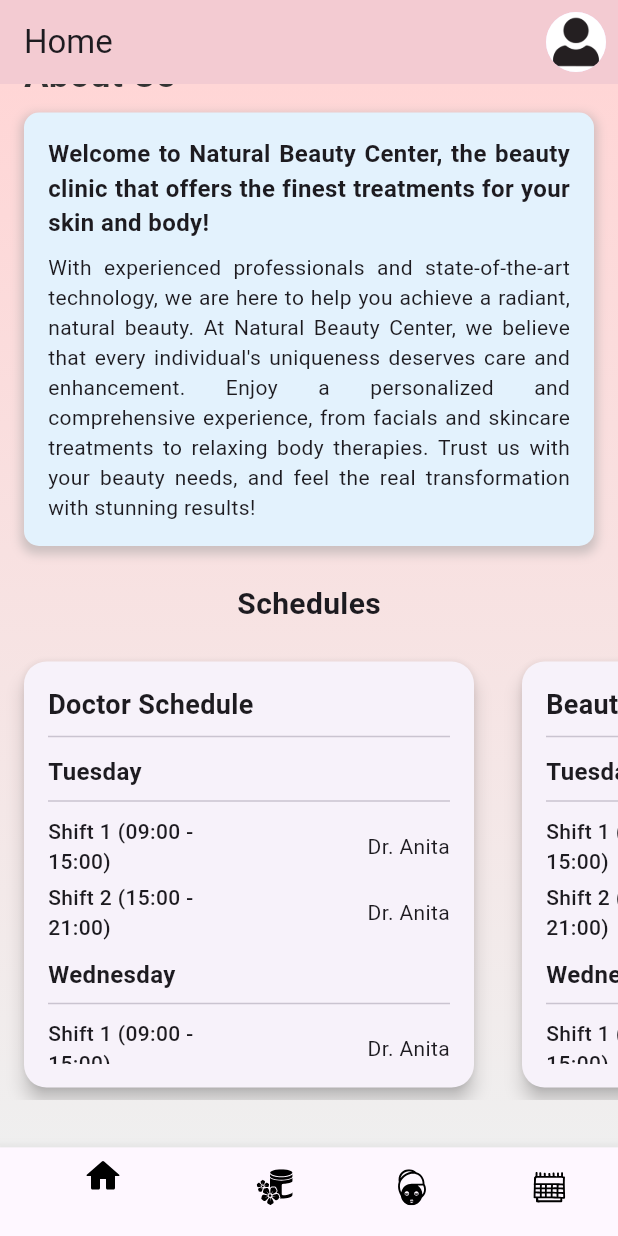
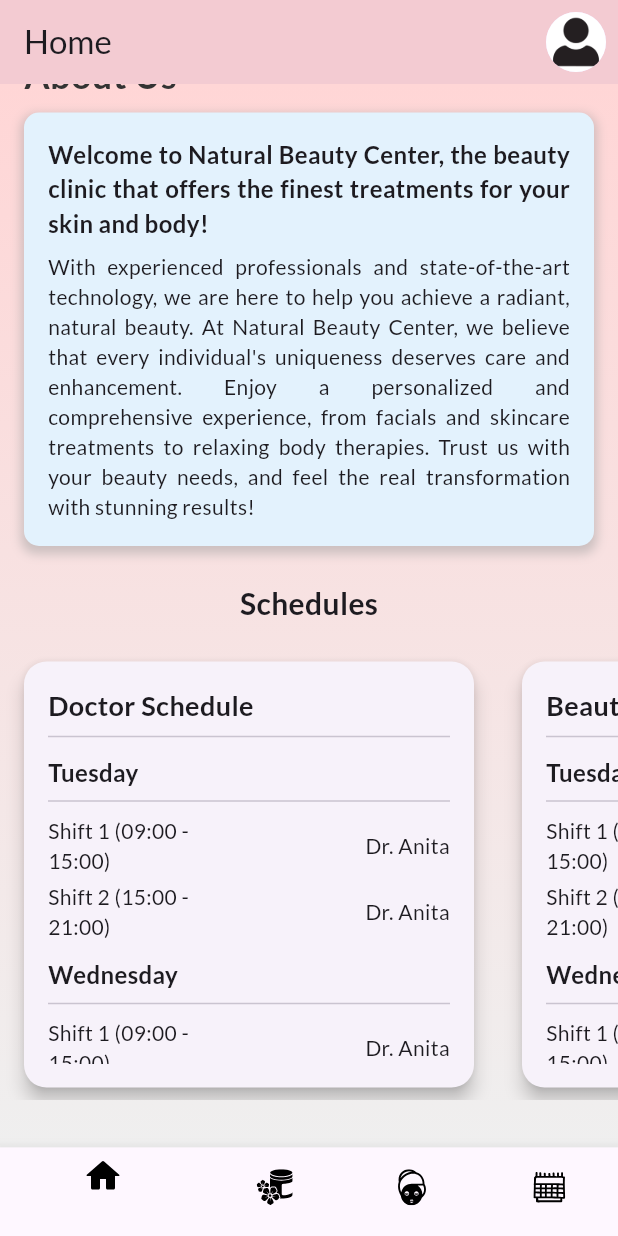
Before and after one commit to aximillian/p3l_mobile, a Flutter app: the screen it shows after launch, scrolled down 1042 dp, on a phone screen of 412 x 824 dp. Run offline on Flutter 3.47's test engine with Material 3 defaults, Android fonts, the phone set to English and light mode, and no system bars; our stand-ins replace carousel_slider, flutter_secure_storage, flutter_svg, fluttertoast, google_fonts, shared_preferences; network calls fail.

```diff
--- a/lib/screens/home_screen.dart
+++ b/lib/screens/home_screen.dart
@@ -18,6 +18,7 @@ import '../widgets/schedule_widgets.dart';
 import 'package:p3l_mobile/screens/treatment_detail_screen.dart';
 import 'package:p3l_mobile/screens/product_detail_screen.dart';
 import '../widgets/custom_search_field.dart';
+import 'package:google_fonts/google_fonts.dart';
 
 class HomeScreen extends StatefulWidget {
   const HomeScreen({super.key});
@@ -110,7 +111,7 @@ class _HomeScreenState extends State<HomeScreen> {
 
     return Scaffold(
       appBar: AppBar(
-        title: const Text('Home'),
+        title: Text('Home', style: GoogleFonts.lato()),
         backgroundColor: AppTheme.pinkColor,
         automaticallyImplyLeading: false,
         actions: [
@@ -196,10 +197,10 @@ class _HomeScreenState extends State<HomeScreen> {
                 const CircularProgressIndicator()
               else if (_searchController.text.isNotEmpty && (_searchTreatmentResults.isNotEmpty || _searchProductResults.isNotEmpty)) ...[
                 if (_searchTreatmentResults.isNotEmpty) ...[
-                  const Padding(
-                    padding: EdgeInsets.symmetric(vertical: 8.0),
+                  Padding(
+                    padding: const EdgeInsets.symmetric(vertical: 8.0),
                     child: Text('Treatment Results:',
-                      style: TextStyle(
+                      style: GoogleFonts.lato(
                         fontSize: 18, fontWeight: FontWeight.bold
                       )
                     ),
@@ -240,10 +241,10 @@ class _HomeScreenState extends State<HomeScreen> {
                 ],
                 const SizedBox(height: 16),
                 if (_searchProductResults.isNotEmpty) ...[
-                  const Padding(
-                    padding: EdgeInsets.symmetric(vertical: 8.0),
+                  Padding(
+                    padding: const EdgeInsets.symmetric(vertical: 8.0),
                     child: Text('Product Results:',
-                      style: TextStyle(
+                      style: GoogleFonts.lato(
                         fontSize: 18, fontWeight: FontWeight.bold
                       )
                     ),
@@ -287,13 +288,13 @@ class _HomeScreenState extends State<HomeScreen> {
                   padding: const EdgeInsets.symmetric(vertical: 20.0),
                   child: Column(
                     children: [
-                      Icon(Icons.search_off, size: 80, color: Colors.grey),
+                      const Icon(Icons.search_off, size: 80, color: Colors.grey),
                       const SizedBox(height: 10),
                       Text(
                         _searchType == 'Treatment'
                           ? 'No treatments found with that name'
                           : 'No products found with that name',
-                        style: const TextStyle(
+                        style: GoogleFonts.lato(
                           fontSize: 18,
                           fontWeight: FontWeight.bold,
                           color: Colors.grey,
@@ -306,18 +307,18 @@ class _HomeScreenState extends State<HomeScreen> {
                 const CarouselSliderWidget(),
                 RecommendedTreatmentsWidget(treatmentsFuture: _treatmentsFuture),
                 RecommendedProductsWidget(productsFuture: _productsFuture),
-                const Text(
+                Text(
                   'Meet Our Glowist',
-                  style: TextStyle(fontSize: 20.0, fontWeight: FontWeight.bold),
+                  style: GoogleFonts.lato(fontSize: 20.0, fontWeight: FontWeight.bold),
                 ),
                 const SizedBox(height: 16),
                 const MeetOurGlowistWidget(),
                 AboutUsWidget(),
                 const SizedBox(height: 16),
 
-                const Text(
+                Text(
                   'Schedules',
-                  style: TextStyle(fontSize: 20.0, fontWeight: FontWeight.bold),
+                  style: GoogleFonts.lato(fontSize: 20.0, fontWeight: FontWeight.bold),
                 ),
                 const SizedBox(height: 16),
                 const SchedulesWidget(),
--- a/lib/screens/product_screen.dart
+++ b/lib/screens/product_screen.dart
@@ -5,6 +5,7 @@ import 'package:p3l_mobile/widgets/bottom_navbar.dart';
 import '../services/product_service.dart';
 import '../widgets/product_card.dart';
 import 'product_detail_screen.dart';
+import 'package:intl/intl.dart';
 
 class ProductScreen extends StatefulWidget {
   const ProductScreen({super.key});
@@ -53,6 +54,7 @@ class _ProductScreenState extends State<ProductScreen> {
 
             } else {
               final products = snapshot.data!;
+              final formatter = NumberFormat.currency(locale: 'id_ID', symbol: 'Rp ', decimalDigits: 0);
 
               return Padding(
                 padding: const EdgeInsets.all(8.0),
@@ -85,7 +87,7 @@ class _ProductScreenState extends State<ProductScreen> {
                           child: ProductCard(
                             imageUrl: 'http://10.0.2.2:8000/images/produk/${product.gambarProduk}',
                             productName: product.namaProduk,
-                            price: 'Rp ${product.hargaProduk}',
+                            price: '${formatter.format(product.hargaProduk)},00',
                             stock: product.stockProduk.toString(),
                           ),
                         ),
--- a/lib/widgets/about_us_widget.dart
+++ b/lib/widgets/about_us_widget.dart
@@ -1,5 +1,5 @@
-
 import 'package:flutter/material.dart';
+import 'package:google_fonts/google_fonts.dart'; // Add this import
 import '../theme/app_theme.dart';
 
 class AboutUsWidget extends StatelessWidget {
@@ -10,9 +10,9 @@ class AboutUsWidget extends StatelessWidget {
       child: Column(
         crossAxisAlignment: CrossAxisAlignment.start,
         children: [
-          const Text(
+          Text(
             'About Us',
-            style: TextStyle(fontSize: 24.0, fontWeight: FontWeight.bold, color: AppTheme.blackColor),
+            style: GoogleFonts.lato(fontSize: 24.0, fontWeight: FontWeight.bold, color: AppTheme.blackColor),
           ),
           const SizedBox(height: 8),
           Container(
@@ -29,18 +29,18 @@ class AboutUsWidget extends StatelessWidget {
               ],
             ),
             padding: const EdgeInsets.all(16.0),
-            child: const Column(
+            child: Column(
               crossAxisAlignment: CrossAxisAlignment.start,
               children: [
                 Text(
                   'Welcome to Natural Beauty Center, the beauty clinic that offers the finest treatments for your skin and body!',
-                  style: TextStyle(fontSize: 16.0, fontWeight: FontWeight.bold),
+                  style: GoogleFonts.lato(fontSize: 16.0, fontWeight: FontWeight.bold),
                   textAlign: TextAlign.justify,
                 ),
-                SizedBox(height: 8),
+                const SizedBox(height: 8),
                 Text(
                   'With experienced professionals and state-of-the-art technology, we are here to help you achieve a radiant, natural beauty. At Natural Beauty Center, we believe that every individual\'s uniqueness deserves care and enhancement. Enjoy a personalized and comprehensive experience, from facials and skincare treatments to relaxing body therapies. Trust us with your beauty needs, and feel the real transformation with stunning results!',
-                  style: TextStyle(fontSize: 14.0),
+                  style: GoogleFonts.lato(fontSize: 14.0),
                   textAlign: TextAlign.justify,
                 ),
               ],
--- a/lib/widgets/custom_button.dart
+++ b/lib/widgets/custom_button.dart
@@ -1,5 +1,6 @@
 import 'package:flutter/material.dart';
 import 'package:p3l_mobile/theme/app_theme.dart';
+import 'package:google_fonts/google_fonts.dart'; // Import GoogleFonts
 
 // Widget untuk ElevatedButton yang dapat digunakan di berbagai tempat
 class CustomButton extends StatelessWidget {
@@ -34,7 +35,7 @@ class CustomButton extends StatelessWidget {
         ),
         child: Text(
           text,
-          style: TextStyle(
+          style: GoogleFonts.lato( // Apply GoogleFonts.lato
             color: textColor, // Set text color
             fontSize: textSize, // Set text size
           ),
--- a/lib/widgets/custom_search_field.dart
+++ b/lib/widgets/custom_search_field.dart
@@ -1,5 +1,6 @@
 import 'package:flutter/material.dart';
 import 'dart:async';
+import 'package:google_fonts/google_fonts.dart';
 
 class CustomSearchField extends StatelessWidget {
   final TextEditingController controller;
@@ -42,7 +43,7 @@ class CustomSearchField extends StatelessWidget {
         fillColor: Colors.white,
         contentPadding: const EdgeInsets.symmetric(vertical: 0, horizontal: 16),
       ),
-      style: const TextStyle(fontSize: 16.0),
+      style: GoogleFonts.lato(fontSize: 16.0),
     );
   }
 }
--- a/lib/widgets/custom_textfield.dart
+++ b/lib/widgets/custom_textfield.dart
@@ -1,4 +1,5 @@
 import 'package:flutter/material.dart';
+import 'package:google_fonts/google_fonts.dart';
 
 class CustomTextField extends StatefulWidget {
   final TextEditingController controller;
@@ -33,6 +34,7 @@ class _CustomTextFieldState extends State<CustomTextField> {
       controller: widget.controller,
       obscureText: _obscureText,
       keyboardType: widget.keyboardType,
+      style: GoogleFonts.lato(),
       decoration: InputDecoration(
         labelText: widget.labelText,
         filled: true,
--- a/lib/widgets/profile_card.dart
+++ b/lib/widgets/profile_card.dart
@@ -1,4 +1,3 @@
-
 import 'package:flutter/material.dart';
 import 'package:google_fonts/google_fonts.dart';
 import 'package:p3l_mobile/theme/app_theme.dart';
--- a/lib/widgets/schedule_widgets.dart
+++ b/lib/widgets/schedule_widgets.dart
@@ -1,5 +1,5 @@
-
 import 'package:flutter/material.dart';
+import 'package:google_fonts/google_fonts.dart';
 import '../data/schedule_data.dart';
 
 class SchedulesWidget extends StatelessWidget {
@@ -34,7 +34,7 @@ class SchedulesWidget extends StatelessWidget {
           children: [
             Text(
               title,
-              style: const TextStyle(fontSize: 18.0, fontWeight: FontWeight.bold),
+              style: GoogleFonts.lato(fontSize: 18.0, fontWeight: FontWeight.bold),
             ),
             const Divider(),
             Expanded(child: scheduleContent),
@@ -55,7 +55,7 @@ class SchedulesWidget extends StatelessWidget {
             children: [
               Text(
                 entry.key,
-                style: const TextStyle(fontSize: 16.0, fontWeight: FontWeight.bold),
+                style: GoogleFonts.lato(fontSize: 16.0, fontWeight: FontWeight.bold),
               ),
               const Divider(),
               ...entry.value.entries.map((shiftEntry) {
@@ -66,13 +66,13 @@ class SchedulesWidget extends StatelessWidget {
                       Expanded(
                         child: Text(
                           shiftEntry.key,
-                          style: const TextStyle(fontSize: 14.0, fontWeight: FontWeight.w500),
+                          style: GoogleFonts.lato(fontSize: 14.0, fontWeight: FontWeight.w500),
                         ),
                       ),
                       Expanded(
                         child: Text(
                           shiftEntry.value.join(', '),
-                          style: const TextStyle(fontSize: 14.0),
+                          style: GoogleFonts.lato(fontSize: 14.0),
                           textAlign: TextAlign.right,
                         ),
                       ),
@@ -98,7 +98,7 @@ class SchedulesWidget extends StatelessWidget {
             children: [
               Text(
                 entry.key,
-                style: const TextStyle(fontSize: 16.0, fontWeight: FontWeight.bold),
+                style: GoogleFonts.lato(fontSize: 16.0, fontWeight: FontWeight.bold),
               ),
               const Divider(),
               ...entry.value.entries.map((shiftEntry) {
@@ -109,13 +109,13 @@ class SchedulesWidget extends StatelessWidget {
                       Expanded(
                         child: Text(
                           shiftEntry.key,
-                          style: const TextStyle(fontSize: 14.0, fontWeight: FontWeight.w500),
+                          style: GoogleFonts.lato(fontSize: 14.0, fontWeight: FontWeight.w500),
                         ),
                       ),
                       Expanded(
                         child: Text(
                           shiftEntry.value.join(', '),
-                          style: const TextStyle(fontSize: 14.0),
+                          style: GoogleFonts.lato(fontSize: 14.0),
                           textAlign: TextAlign.right,
                         ),
                       ),
```
Also changed, not shown: lib/screens/login_screen.dart (+10 -5 lines), lib/screens/product_detail_screen.dart (+13 -9 lines), lib/screens/schedule_screen.dart (+11 -7 lines), lib/screens/splash_screen.dart (+4 -4 lines), lib/screens/treatment_detail_screen.dart (+17 -13 lines), lib/widgets/custom_loading_spinner.dart (+14 -1 lines), lib/widgets/meet_our_glowist_widget.dart (+16 -16 lines), lib/widgets/product_card.dart (+10 -3 lines), lib/widgets/recommended_products_widget.dart (+11 -8 lines), lib/widgets/recommended_treatments_widget.dart (+10 -7 lines), lib/widgets/schedule_card.dart (+4 -4 lines).
